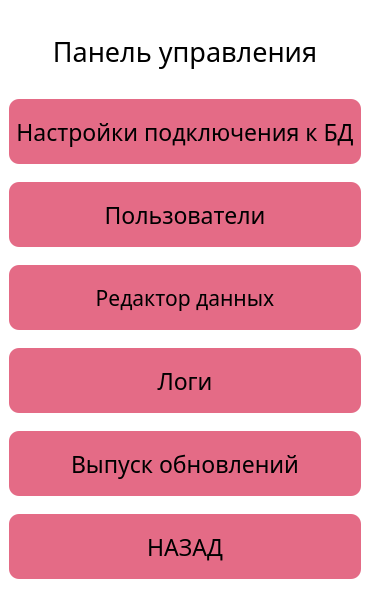
This is data/ui/control.ui in PavelZagumenkin/Malina_Orders_v2 as Qt 5 draws it before an edit. The edited form follows.
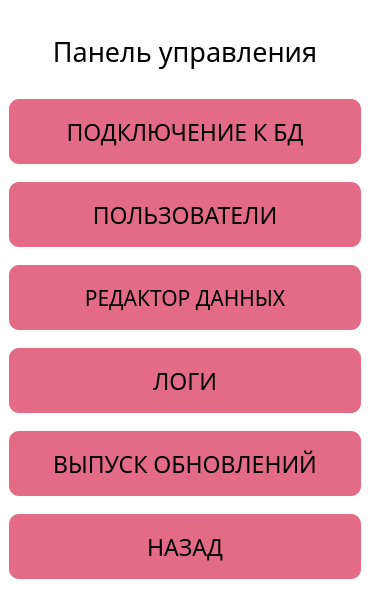
This is the edited form.

Commit message: Данные для таблицы пользователей отрисовываются в таблице, кнопки тоже. Стиль кнопок положил в файл style.css

Patch:
```diff
--- a/data/ui/control.ui
+++ b/data/ui/control.ui
@@ -115,7 +115,7 @@
 }</string>
       </property>
       <property name="text">
-       <string>Настройки подключения к БД</string>
+       <string>ПОДКЛЮЧЕНИЕ К БД</string>
       </property>
       <property name="shortcut">
        <string>Return</string>
@@ -167,7 +167,7 @@
 }</string>
       </property>
       <property name="text">
-       <string>Пользователи</string>
+       <string>ПОЛЬЗОВАТЕЛИ</string>
       </property>
       <property name="shortcut">
        <string>Return</string>
@@ -219,7 +219,7 @@
 }</string>
       </property>
       <property name="text">
-       <string>Редактор данных</string>
+       <string>РЕДАКТОР ДАННЫХ</string>
       </property>
       <property name="shortcut">
        <string>Return</string>
@@ -271,7 +271,7 @@
 }</string>
       </property>
       <property name="text">
-       <string>Логи</string>
+       <string>ЛОГИ</string>
       </property>
       <property name="shortcut">
        <string>Return</string>
@@ -323,7 +323,7 @@
 }</string>
       </property>
       <property name="text">
-       <string>Выпуск обновлений</string>
+       <string>ВЫПУСК ОБНОВЛЕНИЙ</string>
       </property>
       <property name="shortcut">
        <string>Return</string>
```
The commit also changes 6 other files.
